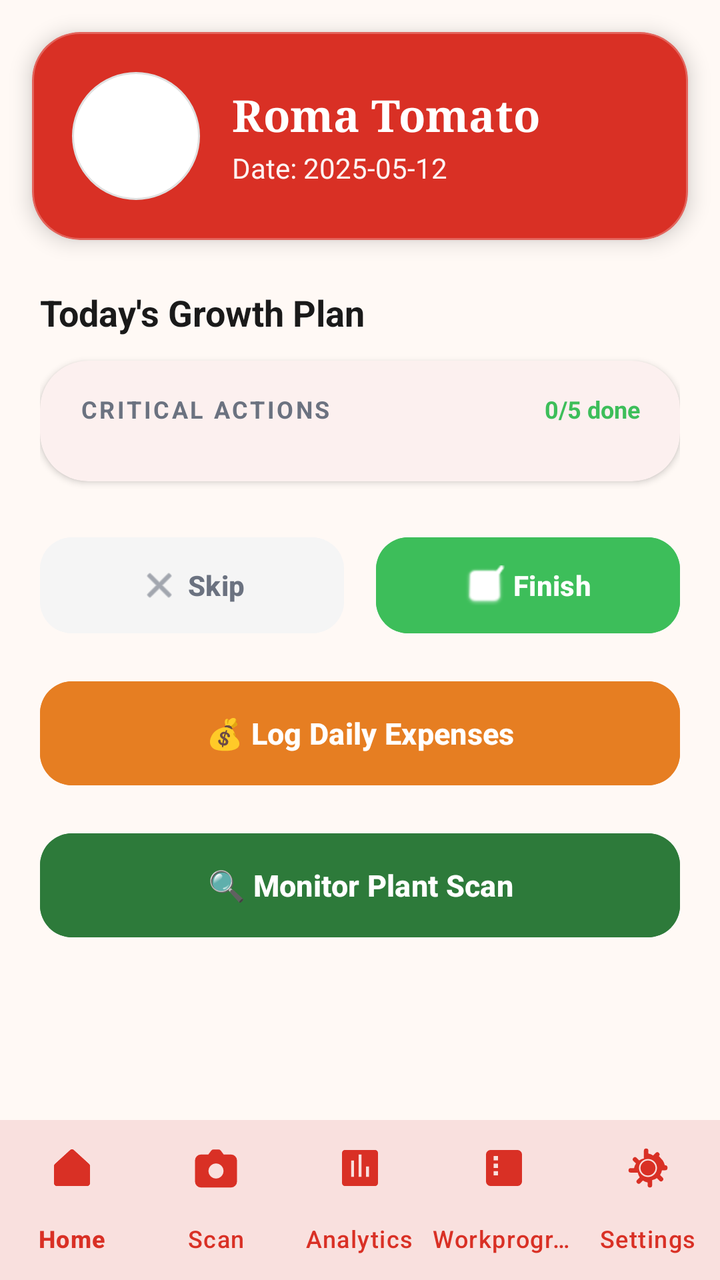
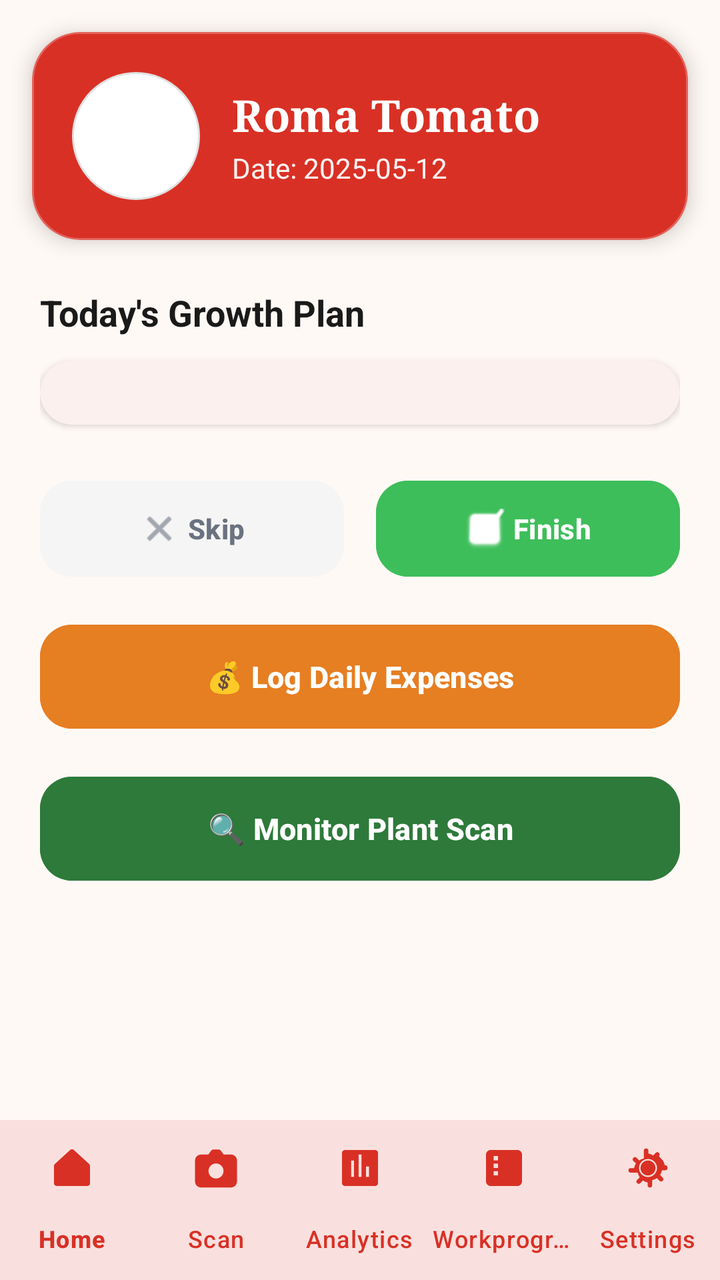

Before-and-after screenshots of an Android layout around one commit, followed by the original layout XML and the change that was made.
<!-- AndroidManifest.xml: application theme Theme.TomatoApp -->
<!-- res/layout/activity_daily_task.xml -->
<?xml version="1.0" encoding="utf-8"?>
<RelativeLayout xmlns:android="http://schemas.android.com/apk/res/android"
    xmlns:app="http://schemas.android.com/apk/res-auto"
    xmlns:tools="http://schemas.android.com/tools"
    android:id="@+id/main"
    android:layout_width="match_parent"
    android:layout_height="match_parent"
    android:background="@color/bg_light_gray"
    tools:context=".DailyTask">

    
    <com.google.android.material.card.MaterialCardView
        android:id="@+id/headerCard"
        android:layout_width="match_parent"
        android:layout_height="wrap_content"
        android:layout_margin="16dp"
        app:cardCornerRadius="24dp"
        app:cardElevation="6dp"
        app:cardBackgroundColor="@color/tomato_red"
        app:strokeWidth="1dp"
        app:strokeColor="#40FFFFFF">

        <LinearLayout
            android:layout_width="match_parent"
            android:layout_height="wrap_content"
            android:orientation="horizontal"
            android:gravity="center_vertical"
            android:padding="20dp">

            <FrameLayout
                android:layout_width="64dp"
                android:layout_height="64dp"
                android:layout_marginEnd="16dp"
                android:background="@drawable/bg_circle_white"
                android:padding="3dp">

                <com.google.android.material.imageview.ShapeableImageView
                    android:id="@+id/cultivarImageHeader"
                    android:layout_width="match_parent"
                    android:layout_height="match_parent"
                    android:src="@mipmap/ic_logo"
                    android:scaleType="centerCrop"
                    app:shapeAppearanceOverlay="@style/ShapeAppearance.TomatoApp.Circle" />
            </FrameLayout>

            <LinearLayout
                android:layout_width="0dp"
                android:layout_height="wrap_content"
                android:layout_weight="1"
                android:orientation="vertical">

                <TextView
                    android:id="@+id/cultivarNameHeader"
                    android:layout_width="wrap_content"
                    android:layout_height="wrap_content"
                    android:text="Roma Tomato"
                    android:textColor="@color/white"
                    android:textSize="22sp"
                    android:textStyle="bold"
                    android:fontFamily="serif" />

                <TextView
                    android:id="@+id/dateHeader"
                    android:layout_width="wrap_content"
                    android:layout_height="wrap_content"
                    android:text="Date: 2025-05-12"
                    android:textColor="#F0FFFFFF"
                    android:textSize="14sp"
                    android:layout_marginTop="2dp" />
            </LinearLayout>
        </LinearLayout>
    </com.google.android.material.card.MaterialCardView>

    <ScrollView
        android:id="@+id/scrollView"
        android:layout_width="match_parent"
        android:layout_height="match_parent"
        android:layout_below="@id/headerCard"
        android:layout_above="@id/bottom_navigation"
        android:fillViewport="true"
        android:clipToPadding="false">

        <LinearLayout
            android:layout_width="match_parent"
            android:layout_height="wrap_content"
            android:orientation="vertical"
            android:paddingHorizontal="20dp"
            android:paddingBottom="24dp">

            
            <TextView
                android:id="@+id/taskSectionTitle"
                android:layout_width="wrap_content"
                android:layout_height="wrap_content"
                android:text="Today's Growth Plan"
                android:textColor="@color/text_primary"
                android:textSize="18sp"
                android:textStyle="bold"
                android:layout_marginBottom="12dp"
                android:layout_marginTop="8dp"/>

            <com.google.android.material.card.MaterialCardView
                android:id="@+id/taskListCard"
                android:layout_width="match_parent"
                android:layout_height="wrap_content"
                android:layout_marginBottom="24dp"
                app:cardCornerRadius="24dp"
                app:cardElevation="2dp"
                app:cardBackgroundColor="@color/white"
                app:strokeWidth="0dp">
                
                <LinearLayout
                    android:layout_width="match_parent"
                    android:layout_height="wrap_content"
                    android:orientation="vertical"
                    android:padding="16dp">

                    <LinearLayout
                        android:layout_width="match_parent"
                        android:layout_height="wrap_content"
                        android:orientation="horizontal"
                        android:gravity="center_vertical"
                        android:layout_marginBottom="12dp"
                        android:paddingHorizontal="4dp">
                        <TextView
                            android:layout_width="0dp"
                            android:layout_height="wrap_content"
                            android:layout_weight="1"
                            android:text="Critical Actions"
                            android:textColor="@color/muted"
                            android:textSize="12sp"
                            android:textAllCaps="true"
                            android:letterSpacing="0.1"
                            android:textStyle="bold" />
                        <TextView
                            android:id="@+id/taskCountText"
                            android:layout_width="wrap_content"
                            android:layout_height="wrap_content"
                            android:text="0/5 done"
                            android:textColor="@color/fresh_green"
                            android:textSize="12sp"
                            android:textStyle="bold" />
                    </LinearLayout>

                    <androidx.recyclerview.widget.RecyclerView
                        android:id="@+id/taskRecyclerView"
                        android:layout_width="match_parent"
                        android:layout_height="wrap_content"
                        android:nestedScrollingEnabled="false" />

                </LinearLayout>
            </com.google.android.material.card.MaterialCardView>

            
            <LinearLayout
                android:layout_width="match_parent"
                android:layout_height="wrap_content"
                android:orientation="horizontal"
                android:layout_marginBottom="16dp">
                <com.google.android.material.button.MaterialButton
                    android:id="@+id/btnSkipTasks"
                    android:layout_width="0dp"
                    android:layout_height="56dp"
                    android:layout_weight="1"
                    android:layout_marginEnd="8dp"
                    android:text="Skip"
                    android:textColor="@color/muted"
                    android:textStyle="bold"
                    android:textSize="14sp"
                    app:cornerRadius="16dp"
                    android:backgroundTint="#F5F5F5"
                    app:elevation="0dp"
                    app:icon="@android:drawable/ic_menu_close_clear_cancel"
                    app:iconGravity="textStart"
                    app:iconSize="20dp"
                    app:iconPadding="4dp"
                    app:iconTint="@color/muted" />
                <com.google.android.material.button.MaterialButton
                    android:id="@+id/btnComplete"
                    android:layout_width="0dp"
                    android:layout_height="56dp"
                    android:layout_weight="1"
                    android:layout_marginStart="8dp"
                    android:text="Finish"
                    android:textStyle="bold"
                    android:textSize="14sp"
                    android:backgroundTint="@color/fresh_green"
                    app:cornerRadius="16dp"
                    app:elevation="4dp"
                    app:icon="@android:drawable/checkbox_on_background"
                    app:iconGravity="textStart"
                    app:iconSize="20dp"
                    app:iconPadding="4dp"
                    app:iconTint="@color/white" />
            </LinearLayout>

            <com.google.android.material.button.MaterialButton
                android:id="@+id/btnDailyExpenses"
                android:layout_width="match_parent"
                android:layout_height="60dp"
                android:layout_marginBottom="16dp"
                android:text="💰 Log Daily Expenses"
                android:textColor="@color/white"
                android:textStyle="bold"
                android:textSize="15sp"
                app:cornerRadius="16dp"
                app:elevation="4dp"
                android:backgroundTint="@color/orange" />

            <com.google.android.material.button.MaterialButton
                android:id="@+id/btnMonitorPlant"
                android:layout_width="match_parent"
                android:layout_height="60dp"
                android:layout_marginBottom="32dp"
                android:text="🔍 Monitor Plant Scan"
                android:textColor="@color/white"
                android:textStyle="bold"
                android:textSize="15sp"
                app:cornerRadius="16dp"
                app:elevation="4dp"
                android:backgroundTint="@color/sidebar_dark_green" />

        </LinearLayout>
    </ScrollView>

    <com.google.android.material.bottomnavigation.BottomNavigationView
        android:id="@+id/bottom_navigation"
        android:layout_width="match_parent"
        android:layout_height="wrap_content"
        android:layout_alignParentBottom="true"
        android:background="@color/white"
        app:menu="@menu/menu_bottom_nav"
        app:itemIconTint="@color/nav_selected"
        app:itemTextColor="@color/nav_selected"
        app:labelVisibilityMode="labeled"
        app:elevation="16dp" />

</RelativeLayout>
<!-- resources referenced by this layout -->
<resources>
  <color name="bg_light_gray">#FFF9F5</color>
  <color name="fresh_green">#3DBE5A</color>
  <color name="muted">#6B7280</color>
  <color name="nav_selected">#D93025</color>
  <color name="orange">#E67E22</color>
  <color name="sidebar_dark_green">#2D7A3A</color>
  <color name="text_primary">#1A1A1A</color>
  <color name="tomato_red">#D93025</color>
  <color name="white">#FFFFFFFF</color>
  <!-- drawable bg_circle_white (drawable) -->
  <?xml version="1.0" encoding="utf-8"?>
  <shape xmlns:android="http://schemas.android.com/apk/res/android"
      android:shape="oval">
      <solid android:color="#FFFFFF" />
      <stroke android:width="1dp" android:color="#E0E0E0" />
  </shape>
  <!-- mipmap ic_logo (mipmap-anydpi-v26) -->
  <?xml version="1.0" encoding="utf-8"?>
  <adaptive-icon xmlns:android="http://schemas.android.com/apk/res/android">
      <background android:drawable="@color/ic_logo_background"/>
      <foreground android:drawable="@mipmap/ic_logo_foreground"/>
  </adaptive-icon>
  <style name="ShapeAppearance.TomatoApp.Circle" parent="ShapeAppearance.Material3.MediumComponent">
          <item name="cornerFamily">rounded</item>
          <item name="cornerSize">50%</item>
      </style>
  <style name="Theme.TomatoApp" parent="Base.Theme.TomatoApp" />
  <color name="ic_logo_background">#E4E3DF</color>
  <style name="Base.Theme.TomatoApp" parent="Theme.Material3.DayNight.NoActionBar">
          
          <item name="colorPrimary">@color/tomato_red</item>
          <item name="colorOnPrimary">@color/white</item>
          <item name="colorSecondary">@color/fresh_green</item>
          <item name="colorOnSecondary">@color/white</item>
          <item name="colorSurface">@color/surface</item>
          <item name="colorOnSurface">@color/text_primary</item>
          <item name="colorError">@color/error</item>
          <item name="android:windowBackground">@color/bg_light_gray</item>
      </style>
  <color name="surface">#FFFFFF</color>
  <color name="error">#D93025</color>
</resources>

<!-- the commit's change to res/layout/activity_daily_task.xml (unified diff, before → after) -->
@@ -114,33 +114,6 @@
                     android:layout_height="wrap_content"
                     android:orientation="vertical"
                     android:padding="16dp">
-
-                    <LinearLayout
-                        android:layout_width="match_parent"
-                        android:layout_height="wrap_content"
-                        android:orientation="horizontal"
-                        android:gravity="center_vertical"
-                        android:layout_marginBottom="12dp"
-                        android:paddingHorizontal="4dp">
-                        <TextView
-                            android:layout_width="0dp"
-                            android:layout_height="wrap_content"
-                            android:layout_weight="1"
-                            android:text="Critical Actions"
-                            android:textColor="@color/muted"
-                            android:textSize="12sp"
-                            android:textAllCaps="true"
-                            android:letterSpacing="0.1"
-                            android:textStyle="bold" />
-                        <TextView
-                            android:id="@+id/taskCountText"
-                            android:layout_width="wrap_content"
-                            android:layout_height="wrap_content"
-                            android:text="0/5 done"
-                            android:textColor="@color/fresh_green"
-                            android:textSize="12sp"
-                            android:textStyle="bold" />
-                    </LinearLayout>
 
                     <androidx.recyclerview.widget.RecyclerView
                         android:id="@+id/taskRecyclerView"
